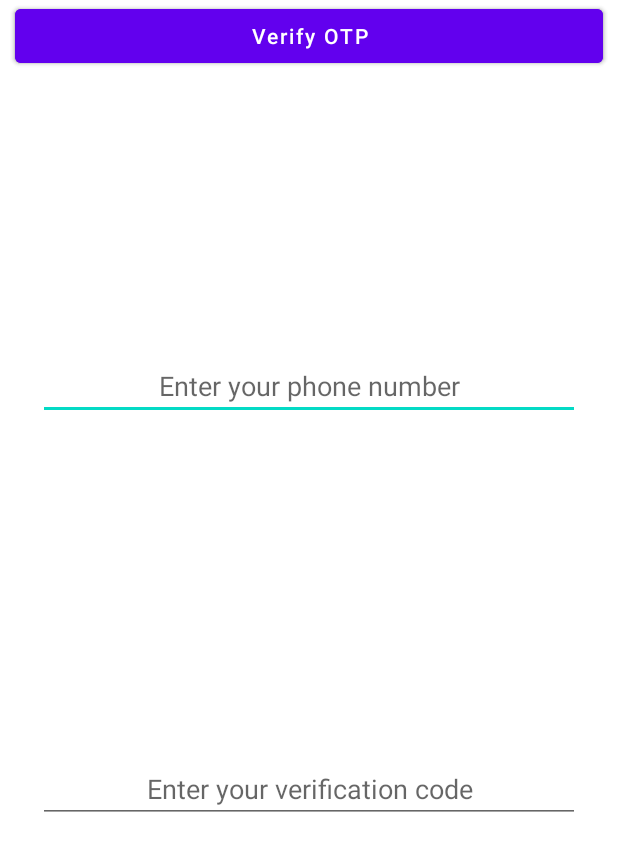
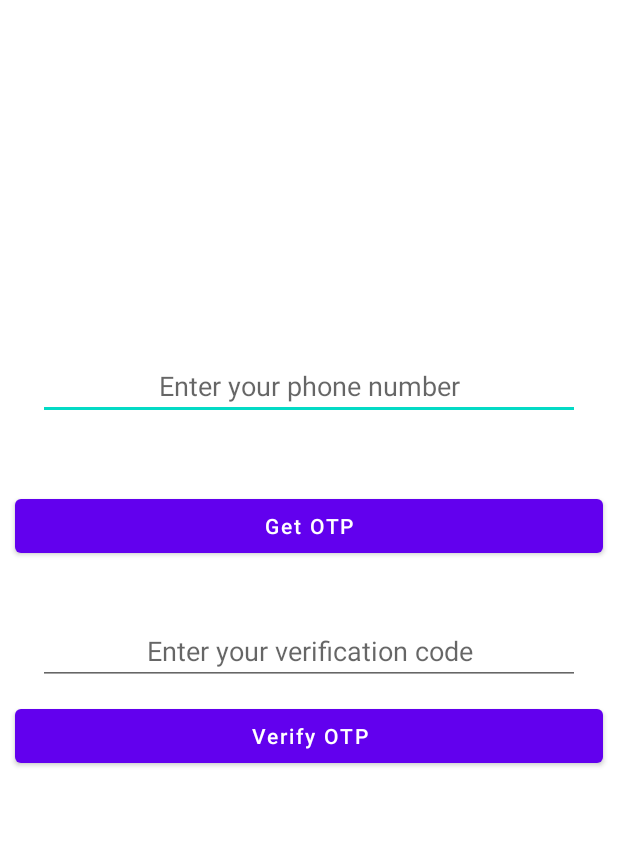
Before and after one commit to chathura456/Pet-World-App, an Android app: the layout otpverification_activity.xml on its own in the app's theme, with its tools: preview values and no code run, on a phone screen of 412 x 824 dp. Shown: the top 851 px of the screen. Run offline under Robolectric (Android 15) with nearby library versions, the light colour scheme and no system bars.

Commit message:
otp verification

```diff
--- a/app/src/main/AndroidManifest.xml
+++ b/app/src/main/AndroidManifest.xml
@@ -20,6 +20,8 @@
                 <category android:name="android.intent.category.LAUNCHER" />
             </intent-filter>
         </activity>
+
+        <activity android:name=".OTPVerifyActivity"></activity>
     </application>
 
 </manifest>
--- a/app/src/main/java/com/example/pet_world/SignUpPage.kt
+++ b/app/src/main/java/com/example/pet_world/SignUpPage.kt
@@ -40,13 +40,13 @@ class SignUpPage : AppCompatActivity() {
                     .isNotEmpty() && phone.text.toString().trim().isNotEmpty() && password.text.toString().trim().isNotEmpty()
             ) {
                 val email1=email.text.toString().trim()
-                val pass= password.text.toString()
+                val pass= password.text.toString().trim()
 
 
                     firebaseAuth.createUserWithEmailAndPassword(email1, pass)
                         .addOnCompleteListener {
                             if (it.isSuccessful) {
-                                val intent = Intent(this@SignUpPage, OTPVerifyActivity::class.java)
+                                val intent = Intent(this, OTPVerifyActivity::class.java)
                                 startActivity(intent)
                             }else{
                                 try {
--- a/app/src/main/res/layout/otpverification_activity.xml
+++ b/app/src/main/res/layout/otpverification_activity.xml
@@ -29,8 +29,10 @@
         android:layout_margin="10dp"
         android:text="Get OTP"
         android:textAllCaps="false"
-        tools:layout_editor_absoluteX="25dp"
-        tools:layout_editor_absoluteY="282dp" />
+        app:layout_constraintBottom_toTopOf="@+id/btnVerify"
+        app:layout_constraintTop_toBottomOf="@+id/phoneNumber"
+        app:layout_constraintVertical_bias="0.311"
+        tools:layout_editor_absoluteX="10dp" />
 
     <EditText
         android:id="@+id/verification_code"
@@ -41,19 +43,20 @@
         android:textAlignment="center"
         app:layout_constraintBottom_toBottomOf="parent"
         app:layout_constraintEnd_toEndOf="parent"
-        app:layout_constraintHorizontal_bias="0.2"
+        app:layout_constraintHorizontal_bias="0.68"
         app:layout_constraintStart_toStartOf="parent"
         app:layout_constraintTop_toTopOf="parent"
-        app:layout_constraintVertical_bias="0.657" />
+        app:layout_constraintVertical_bias="0.53" />
 
     <Button
         android:id="@+id/btnVerify"
         android:layout_width="match_parent"
         android:layout_height="wrap_content"
         android:layout_margin="10dp"
+        android:layout_marginTop="84dp"
         android:text="Verify OTP"
         android:textAllCaps="false"
-        tools:layout_editor_absoluteX="25dp"
-        tools:layout_editor_absoluteY="535dp" />
+        app:layout_constraintTop_toBottomOf="@+id/verification_code"
+        tools:layout_editor_absoluteX="4dp" />
 
 </androidx.constraintlayout.widget.ConstraintLayout>
```
Also changed, not shown: app/src/main/java/com/example/pet_world/OTPVerifyActivity.kt (+118 -9 lines).
